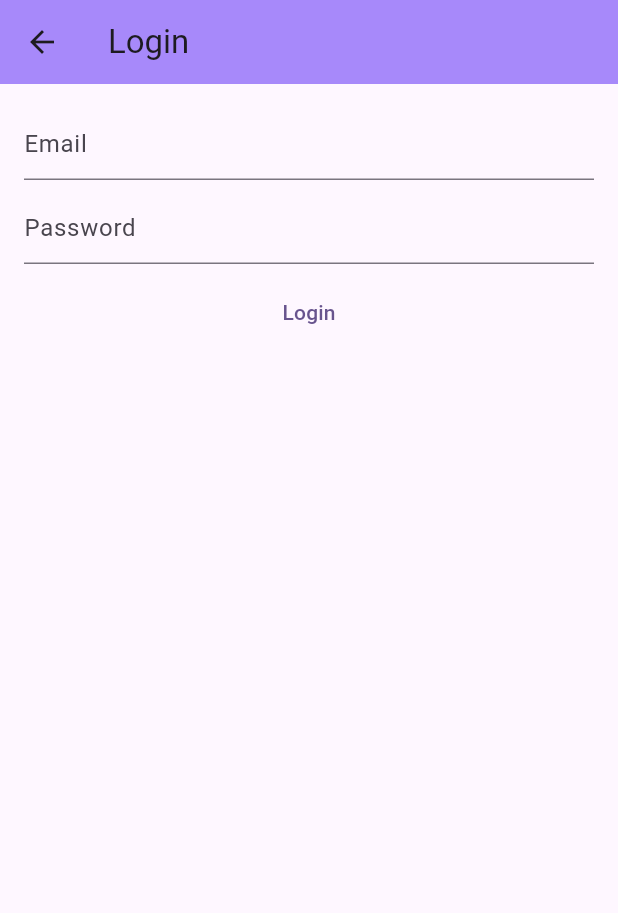
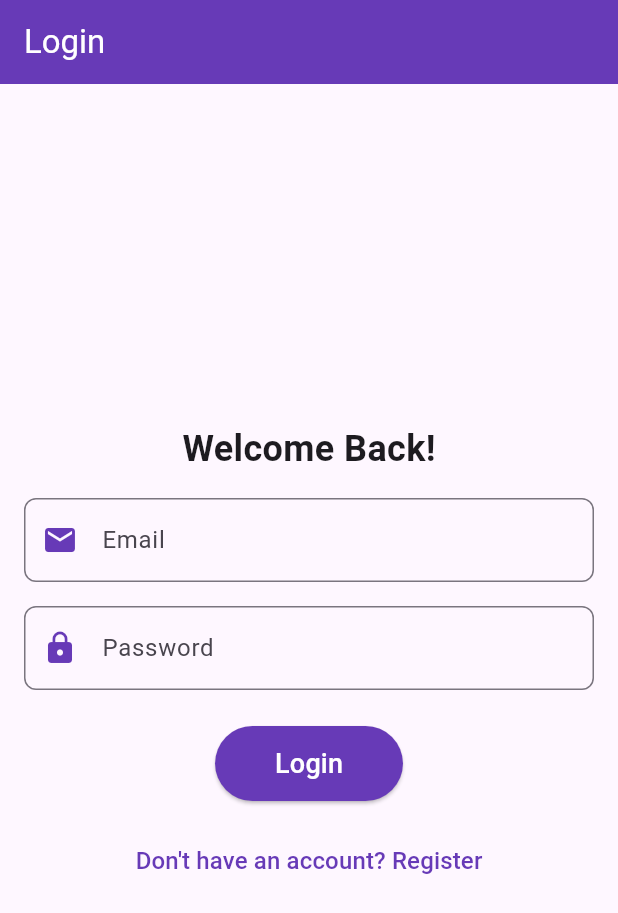
Before and after one commit to SURAJITSHAW/Notes-App-Flutter, a Flutter app: the LoginPage screen opened directly, on a phone screen of 412 x 824 dp. Shown: the top 913 px of the screen. Run offline on Flutter 3.47's test engine with Material 3 defaults, Android fonts, the phone set to English and light mode, and no system bars; our stand-ins replace firebase_auth, firebase_core; accounts and stored records are empty.

```diff
--- a/lib/views/login_screen.dart
+++ b/lib/views/login_screen.dart
@@ -1,7 +1,7 @@
 import 'package:firebase_auth/firebase_auth.dart';
-import 'package:firebase_core/firebase_core.dart';
 import 'package:flutter/material.dart';
-import 'package:mynotes/firebase_options.dart';
+import 'package:mynotes/views/home_screen.dart';
+import 'package:mynotes/views/registration_screen.dart';
 
 class LoginPage extends StatefulWidget {
   const LoginPage({super.key});
@@ -11,57 +11,30 @@ class LoginPage extends StatefulWidget {
 }
 
 class _LoginPageState extends State<LoginPage> {
-  late final _emailController;
-  late final _passwordController;
+  late final TextEditingController _emailController;
+  late final TextEditingController _passwordController;
 
   @override
   void initState() {
     super.initState();
-
     _emailController = TextEditingController();
     _passwordController = TextEditingController();
-  }
-
-
-  // ! custom firebase init method
-  Future<FirebaseApp> _firebaseInit() {
-    // ! before using the firebase had to intialize it
-    return Firebase.initializeApp(
-      options: DefaultFirebaseOptions.currentPlatform,
-    );
   }
 
   @override
   Widget build(BuildContext context) {
     return Scaffold(
       appBar: AppBar(
-        title: const Text('Login'),
-        backgroundColor: const Color.fromARGB(255, 167, 137, 250),
+        title: const Text('Login', style: TextStyle(
+          color: Colors.white
+        ),),
+        backgroundColor: Colors.deepPurple,
       ),
       body: Padding(
         padding: const EdgeInsets.all(16.0),
-        child: FutureBuilder(
-          future: _firebaseInit(),
-          builder: (context, snapshot) {
-            // Check for errors
-            if (snapshot.hasError) {
-              return Center(
-                child: Text('Error: ${snapshot.error}'),
-              );
-            }
-
-            // Once complete, show the main application
-            if (snapshot.connectionState == ConnectionState.done) {
-              return LoginForm(
+        child: LoginForm(
           emailController: _emailController,
-                  passwordController: _passwordController);
-            }
-
-            // Otherwise, show a loading spinner
-            return const Center(
-              child: CircularProgressIndicator(),
-            );
-          },
+          passwordController: _passwordController,
         ),
       ),
     );
@@ -69,63 +42,118 @@ class _LoginPageState extends State<LoginPage> {
 }
 
 class LoginForm extends StatelessWidget {
+  const LoginForm({
+    super.key,
+    required this.emailController,
+    required this.passwordController,
+  });
 
-// ! custom methdo: create firebase user
-  void _signInUser() async {
+  final TextEditingController emailController;
+  final TextEditingController passwordController;
+
+  Future<void> _signInUser(BuildContext context) async {
   try {
-      UserCredential userCredential = await FirebaseAuth.instance.signInWithEmailAndPassword(
-        email: _emailController.text,
-        password: _passwordController.text,
+    await FirebaseAuth.instance.signInWithEmailAndPassword(
+      email: emailController.text,
+      password: passwordController.text,
     );
-       // Handle successful sign-in
     print('Signed in successfully');
+
+    // Navigate to Home Page
+    Navigator.of(context).pushReplacement(
+      MaterialPageRoute(
+        builder: (context) => const HomePage(),
+      ),
+    );
+
   } on FirebaseAuthException catch (e) {
-      // Handle error
-      print("$e.");
+    print(e);
+    ScaffoldMessenger.of(context).showSnackBar(
+      SnackBar(
+        content: Text(e.message ?? 'An error occurred'),
+      ),
+    );
   }
 }
 
 
-  const LoginForm({
-    super.key,
-    required emailController,
-    required passwordController,
-  })  : _emailController = emailController,
-        _passwordController = passwordController;
-
-  final _emailController;
-  final _passwordController;
-
   @override
   Widget build(BuildContext context) {
-    return Column(
+    return Center(
+      child: SingleChildScrollView(
+        child: Column(
           children: [
-        TextField(
-          keyboardType: TextInputType.emailAddress,
-          enableSuggestions: false,
-          controller: _emailController,
-          decoration: const InputDecoration(
-            hintText: "Email",
+            const Text(
+              'Welcome Back!',
+              style: TextStyle(
+                fontSize: 24.0,
+                fontWeight: FontWeight.bold,
               ),
             ),
-        const SizedBox(
-          height: 8.0,
+            const SizedBox(height: 16.0),
+            _buildTextField(
+              controller: emailController,
+              labelText: 'Email',
+              icon: Icons.email,
+              keyboardType: TextInputType.emailAddress,
             ),
-        TextField(
-          enableSuggestions: false,
+            const SizedBox(height: 16.0),
+            _buildTextField(
+              controller: passwordController,
+              labelText: 'Password',
+              icon: Icons.lock,
               obscureText: true,
-          controller: _passwordController,
-          decoration: const InputDecoration(
-            hintText: "Password",
+            ),
+            const SizedBox(height: 24.0),
+            ElevatedButton(
+              onPressed: () => _signInUser(context),
+              style: ElevatedButton.styleFrom(
+                padding: const EdgeInsets.symmetric(horizontal: 40.0, vertical: 12.0),
+                backgroundColor: Colors.deepPurple,
+              ),
+              child: const Text(
+                'Login',
+                style: TextStyle(fontSize: 18.0, color: Colors.white),
               ),
             ),
-        const SizedBox(
-          height: 8.0,
+            const SizedBox(height: 16.0),
+            TextButton(
+              onPressed: () {
+                Navigator.of(context).pushReplacement(
+                  MaterialPageRoute(
+                    builder: (context) => const RegisterationPage(),
                   ),
-        TextButton(
-            onPressed: _signInUser,
-            child: const Text("Login"))
+                );
+              },
+              child: const Text(
+                "Don't have an account? Register",
+                style: TextStyle(fontSize: 16.0, color: Colors.deepPurple),
+              ),
+            ),
           ],
+        ),
+      ),
+    );
+  }
+
+  Widget _buildTextField({
+    required TextEditingController controller,
+    required String labelText,
+    required IconData icon,
+    bool obscureText = false,
+    TextInputType keyboardType = TextInputType.text,
+  }) {
+    return TextField(
+      controller: controller,
+      keyboardType: keyboardType,
+      obscureText: obscureText,
+      decoration: InputDecoration(
+        prefixIcon: Icon(icon, color: Colors.deepPurple),
+        labelText: labelText,
+        border: OutlineInputBorder(
+          borderRadius: BorderRadius.circular(8.0),
+        ),
+      ),
     );
   }
 }
```
Also changed, not shown: lib/main.dart (+48 -46 lines), lib/views/home_screen.dart (added, +20 -0 lines), lib/views/registration_screen.dart (+95 -72 lines), lib/views/verify_email.dart (+67 -16 lines). Lines whose indentation alone changed are shown as unchanged.
